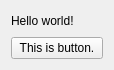
Qt form ui/mainwindow.ui (YotsuyaNight/Mosaic-Generator) before a commit.
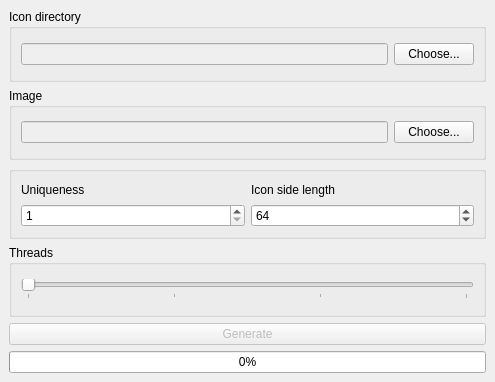
The same form after that commit.

Patch:
```diff
--- a/ui/mainwindow.ui
+++ b/ui/mainwindow.ui
@@ -1,43 +1,159 @@
 <?xml version="1.0" encoding="UTF-8"?>
 <ui version="4.0">
  <class>MainWindow</class>
- <widget class="QWidget" name="MainWindow">
-  <property name="enabled">
-   <bool>true</bool>
-  </property>
+ <widget class="QMainWindow" name="MainWindow">
   <property name="geometry">
    <rect>
     <x>0</x>
     <y>0</y>
-    <width>114</width>
-    <height>70</height>
+    <width>495</width>
+    <height>382</height>
    </rect>
   </property>
-  <property name="sizePolicy">
-   <sizepolicy hsizetype="Preferred" vsizetype="Preferred">
-    <horstretch>0</horstretch>
-    <verstretch>0</verstretch>
-   </sizepolicy>
-  </property>
   <property name="windowTitle">
    <string/>
   </property>
-  <layout class="QVBoxLayout" name="verticalLayout_2">
-   <item>
-    <widget class="QLabel" name="label">
-     <property name="text">
-      <string>Hello world!</string>
-     </property>
-    </widget>
-   </item>
-   <item>
-    <widget class="QPushButton" name="pushButton">
-     <property name="text">
-      <string>This is button.</string>
-     </property>
-    </widget>
-   </item>
-  </layout>
+  <widget class="QWidget" name="MainWidget">
+   <layout class="QVBoxLayout" name="verticalLayout">
+    <item>
+     <widget class="QGroupBox" name="groupBox">
+      <property name="title">
+       <string>Icon directory</string>
+      </property>
+      <layout class="QGridLayout" name="gridLayout">
+       <item row="0" column="0">
+        <widget class="QLineEdit" name="iconDirPath">
+         <property name="enabled">
+          <bool>false</bool>
+         </property>
+        </widget>
+       </item>
+       <item row="0" column="1">
+        <widget class="QPushButton" name="buttonChooseIconDir">
+         <property name="text">
+          <string>Choose...</string>
+         </property>
+        </widget>
+       </item>
+      </layout>
+     </widget>
+    </item>
+    <item>
+     <widget class="QGroupBox" name="groupBox_2">
+      <property name="title">
+       <string>Image</string>
+      </property>
+      <layout class="QGridLayout" name="gridLayout_3">
+       <item row="0" column="0">
+        <widget class="QLineEdit" name="imagePath">
+         <property name="enabled">
+          <bool>false</bool>
+         </property>
+        </widget>
+       </item>
+       <item row="0" column="1">
+        <widget class="QPushButton" name="buttonChooseImage">
+         <property name="text">
+          <string>Choose...</string>
+         </property>
+        </widget>
+       </item>
+      </layout>
+     </widget>
+    </item>
+    <item>
+     <widget class="QGroupBox" name="groupBox_3">
+      <property name="title">
+       <string/>
+      </property>
+      <layout class="QGridLayout" name="gridLayout_4">
+       <item row="1" column="1">
+        <widget class="QSpinBox" name="iconSideLength">
+         <property name="minimum">
+          <number>1</number>
+         </property>
+         <property name="maximum">
+          <number>2048</number>
+         </property>
+         <property name="value">
+          <number>64</number>
+         </property>
+        </widget>
+       </item>
+       <item row="1" column="0">
+        <widget class="QSpinBox" name="uniqueness">
+         <property name="minimum">
+          <number>1</number>
+         </property>
+         <property name="maximum">
+          <number>999999999</number>
+         </property>
+        </widget>
+       </item>
+       <item row="0" column="1">
+        <widget class="QLabel" name="label_4">
+         <property name="text">
+          <string>Icon side length</string>
+         </property>
+        </widget>
+       </item>
+       <item row="0" column="0">
+        <widget class="QLabel" name="label_2">
+         <property name="text">
+          <string>Uniqueness</string>
+         </property>
+        </widget>
+       </item>
+      </layout>
+     </widget>
+    </item>
+    <item>
+     <widget class="QGroupBox" name="groupBox_4">
+      <property name="title">
+       <string>Threads</string>
+      </property>
+      <layout class="QGridLayout" name="gridLayout_5">
+       <item row="0" column="0">
+        <widget class="QSlider" name="threadCount">
+         <property name="minimum">
+          <number>1</number>
+         </property>
+         <property name="maximum">
+          <number>4</number>
+         </property>
+         <property name="orientation">
+          <enum>Qt::Horizontal</enum>
+         </property>
+         <property name="tickPosition">
+          <enum>QSlider::TicksBelow</enum>
+         </property>
+         <property name="tickInterval">
+          <number>1</number>
+         </property>
+        </widget>
+       </item>
+      </layout>
+     </widget>
+    </item>
+    <item>
+     <widget class="QPushButton" name="buttonGenerate">
+      <property name="enabled">
+       <bool>false</bool>
+      </property>
+      <property name="text">
+       <string>Generate</string>
+      </property>
+     </widget>
+    </item>
+    <item>
+     <widget class="QProgressBar" name="progressBar">
+      <property name="value">
+       <number>0</number>
+      </property>
+     </widget>
+    </item>
+   </layout>
+  </widget>
  </widget>
  <resources/>
  <connections/>
```
Left out of the diff: 2 changed lines with no effect on the pictures.
